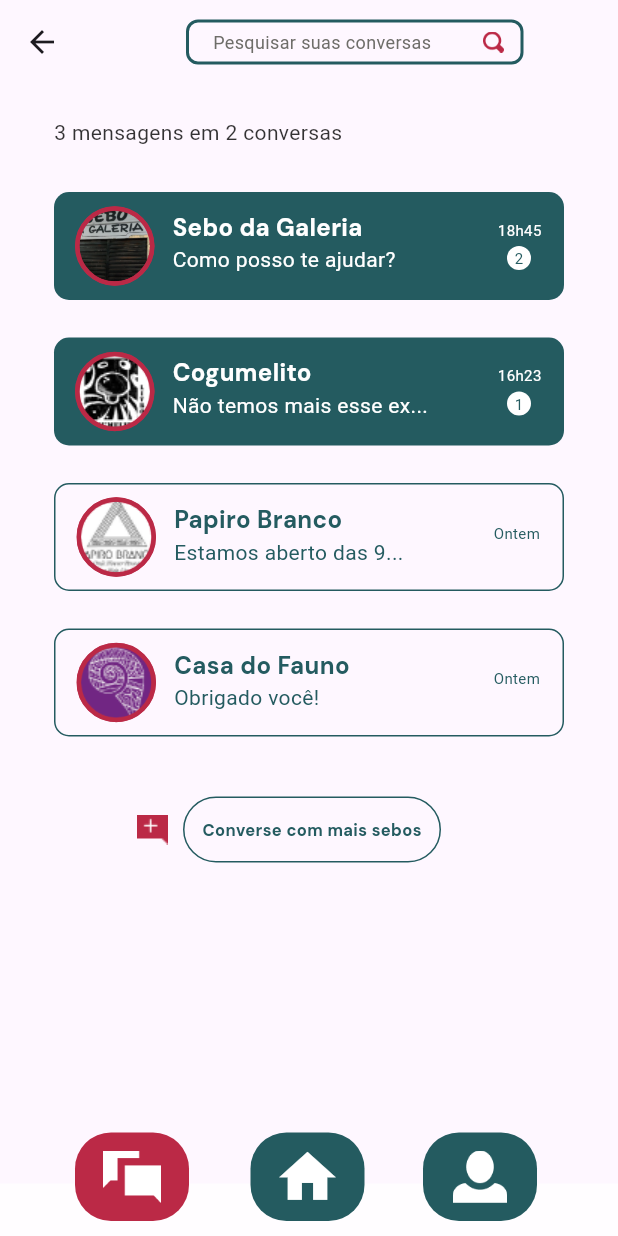
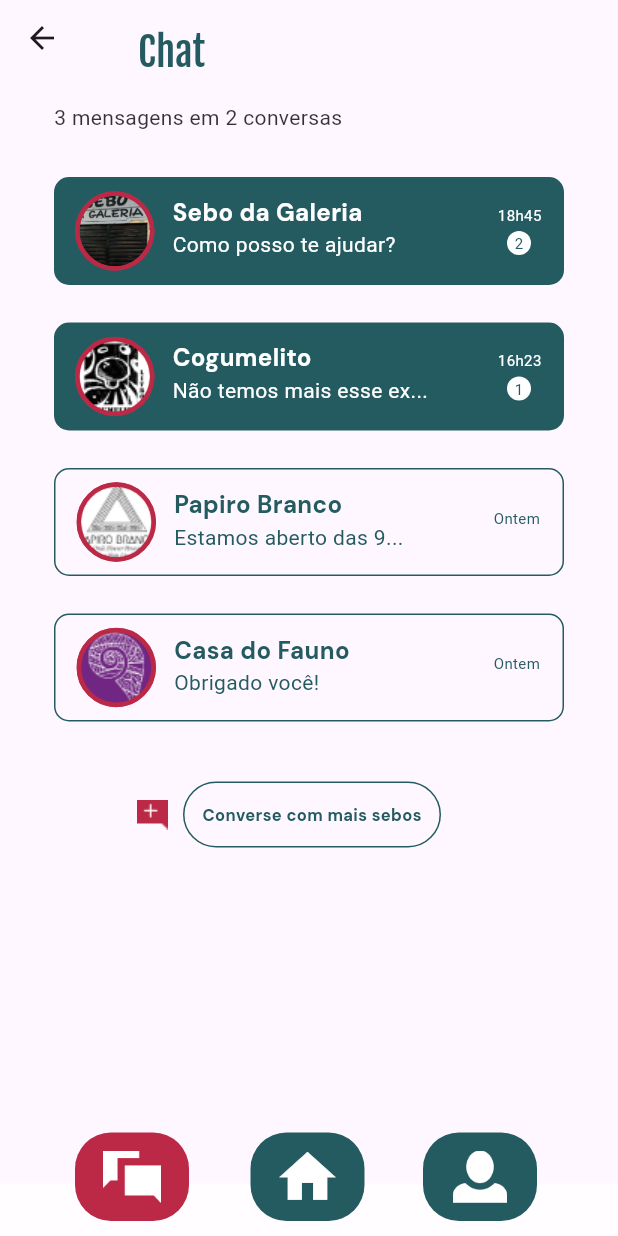
Before and after one commit to llimagustavo/projeto_mangarimpo, a Flutter app: the ChatPage screen opened by its route, on a phone screen of 412 x 824 dp. Run offline on Flutter 3.47's test engine with Material 3 defaults, Android fonts, the phone set to English and light mode, and no system bars; Roboto replaces fonts that are missing (DM Sans, DMSans).

Commit message:
alteração visual da aba chat

```diff
--- a/lib/src/chat/chatpage.dart
+++ b/lib/src/chat/chatpage.dart
@@ -17,10 +17,10 @@ class _ChatPageState extends State<ChatPage> {
     return Stack(
       children: [
         Scaffold(
-          appBar: PreferredSize(preferredSize: const Size(0, 60),
+          appBar: PreferredSize(preferredSize: const Size(0, 50),
             child: AppBar(
               title: const Padding(
-                padding: EdgeInsets.only(left: 20),
+                padding: EdgeInsets.only(left: 20, top: 20),
                 child: Text('Chat', style: TextStyle(
                   color: Color(0XFF245B60),
                   fontSize: 26,
@@ -28,55 +28,7 @@ class _ChatPageState extends State<ChatPage> {
                     ),
                   ),
               ),
-              actions: [
-                GestureDetector(
-                  onTap: () {
-                    //FUNÇÃO DE PESQUISA
-                  },
-                  child: Padding(
-                    padding: const EdgeInsets.only(right: 63),
-                    child: Container(
-                      width: 225,
-                      height: 30,
-                      decoration: BoxDecoration(
-                        border: Border.all(
-                          width: 2,
-                          color: const Color(0XFF245B60),
-                        ),
-                        borderRadius: BorderRadius.circular(8),
-                      ),
-                      child: Row(
-                        mainAxisAlignment: MainAxisAlignment.spaceBetween,
-                        children: [
-                          const Padding(
-                            padding: EdgeInsets.only(left: 16),
-                            child: Text(
-                              'Pesquisar suas conversas',
-                              style: TextStyle(
-                                color: Color(0XFF6E6D69),
-                                fontFamily: 'DM Sans',
-                                fontSize: 12,
-                              ),
-                            ),
-                          ),
-                          Padding(
-                            padding: const EdgeInsets.only(right: 11),
-                            child: Container(
-                              width: 14,
-                              height: 14,
-                              decoration: const BoxDecoration(
-                                image: DecorationImage(
-                                  image: AssetImage('assets/images/busca.png'),
-                                ),
-                              ),
-                            ),
-                          ),
-                        ],
-                      ),
-                    ),
-                  ),
-                ),
-              ],
+              actions: [],
             ),
           ),
           body: Padding(
--- a/lib/src/profileuser/config/config.dart
+++ b/lib/src/profileuser/config/config.dart
@@ -15,14 +15,14 @@ class _ConfigPageState extends State<ConfigPage> {
   Widget build(BuildContext context) {
     return Scaffold(
       body: Padding(
-        padding: const EdgeInsets.symmetric(horizontal: 24, vertical: 80),
+        padding: const EdgeInsets.symmetric(horizontal: 24, vertical: 50),
         child: Column( crossAxisAlignment: CrossAxisAlignment.start,
           children: [
             Row(
               children: [
                 GestureDetector(
                   onTap: () {
-                    Navigator.of(context).pushReplacementNamed('/home');
+                    Navigator.of(context).pushReplacementNamed('/profile');
                   },
                   child: Container(
                     width: 25,
@@ -53,6 +53,7 @@ class _ConfigPageState extends State<ConfigPage> {
             Text('Acessibilidade', style: TextStyle(
               color: Color(0XFF6E6D69),
             ),),
+            SizedBox(height: 10),
             Container(
               width: 353,
               height: 44,
@@ -68,11 +69,11 @@ class _ConfigPageState extends State<ConfigPage> {
                   Container( width: 28, height: 28,
                     child: Image.asset('assets/images/night.png')),
                   SizedBox(width: 15),
-                  Text('Ativar modo noturno', style: TextStyle(
+                  Text('Modo noturno', style: TextStyle(
                     fontFamily: 'DMSans-Bold', fontSize: 18,
                     color: Color(0XFF245B60),
                   ),),
-                  SizedBox(width: 15),
+                  SizedBox(width: 80),
                   Switch(
                     activeColor: Color(0XFF245B60),
                     value: AppController.instance.isDartTheme,
```
Also changed, not shown: lib/main.dart (+4 -4 lines).
